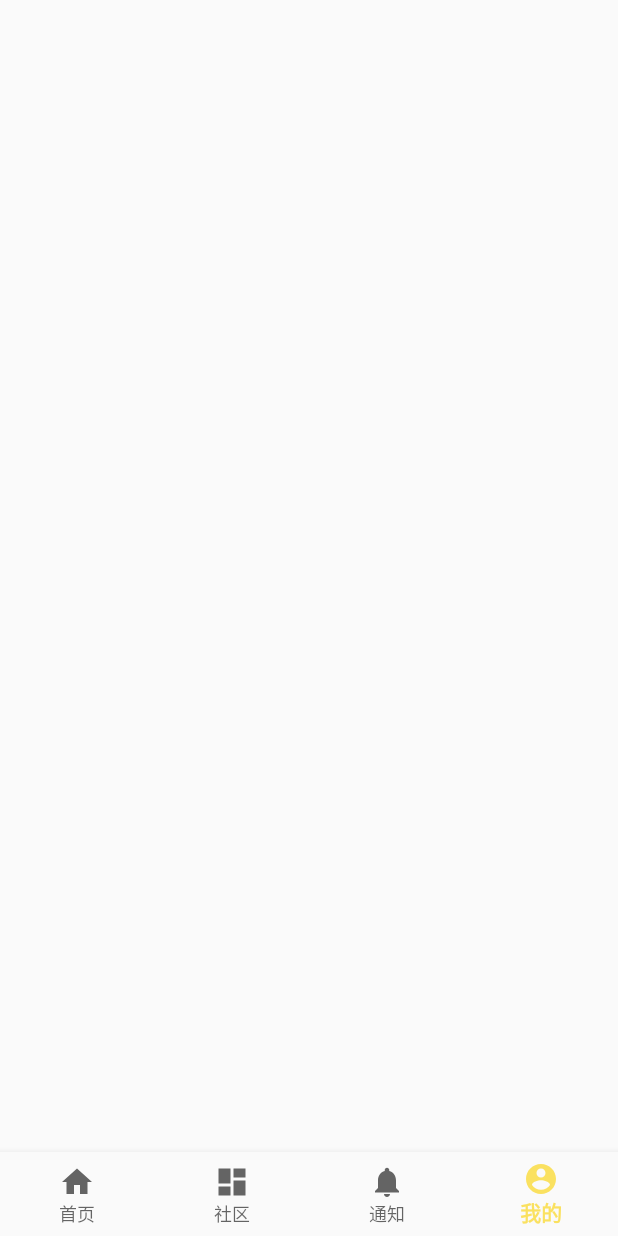
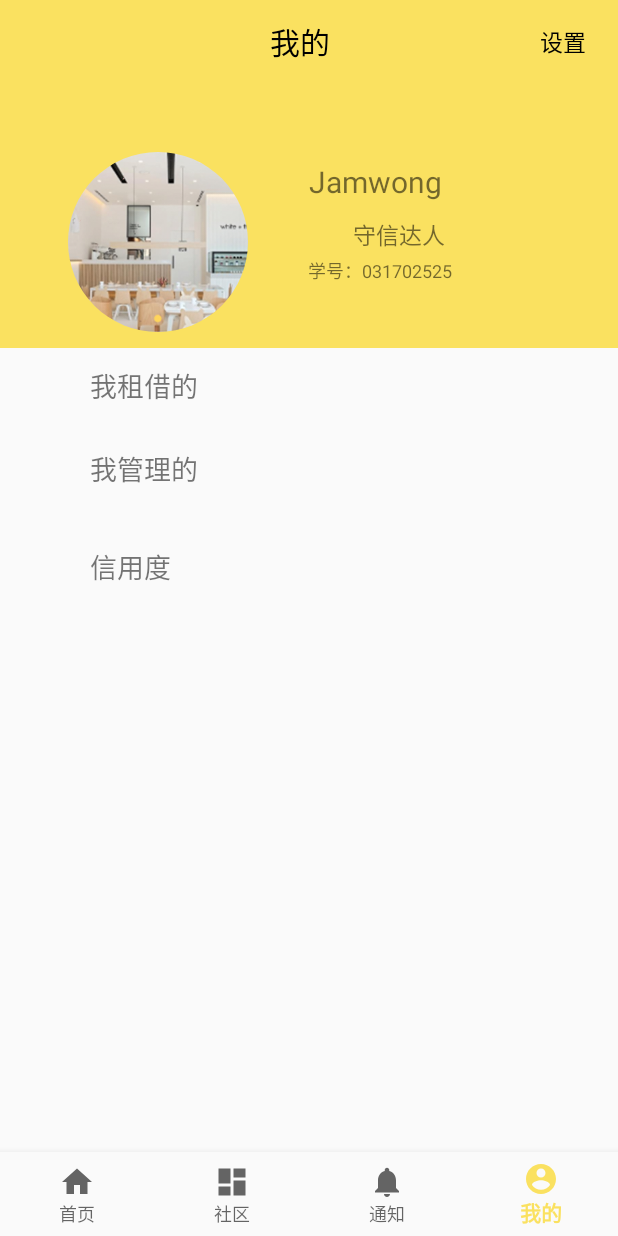
Before and after one commit to qyanzh/FzuBorrow, an Android app: the MainActivity screen opened directly, with no data from a screen before it, item 4 of the bottom bar chosen, on a phone screen of 412 x 824 dp. Run offline under Robolectric (Android 15) with nearby library versions, the phone set to English and light mode, and no system bars; our stand-ins replace CircleImageView.

Commit message:
观鸿-补充了关于我的活动的跳转，管理活动的界面完成，还没有写recy的适配器

```diff
--- a/app/build.gradle
+++ b/app/build.gradle
@@ -29,9 +29,11 @@ dependencies {
     implementation 'androidx.constraintlayout:constraintlayout:1.1.3'
     implementation 'androidx.lifecycle:lifecycle-extensions:2.1.0'
     implementation 'androidx.legacy:legacy-support-v4:1.0.0'
+    implementation 'androidx.preference:preference:1.1.0-alpha05'
     testImplementation 'junit:junit:4.12'
     androidTestImplementation 'androidx.test.ext:junit:1.1.1'
     androidTestImplementation 'androidx.test.espresso:espresso-core:3.2.0'
+    implementation 'de.hdodenhof:circleimageview:2.1.0'
 
     //Retrofit
     implementation 'com.squareup.retrofit2:retrofit:2.6.2'
--- /dev/null
+++ b/app/src/main/res/layout/cg_fragment_mine.xml
@@ -0,0 +1,157 @@
+<?xml version="1.0" encoding="utf-8"?>
+<LinearLayout xmlns:android="http://schemas.android.com/apk/res/android"
+    xmlns:tools="http://schemas.android.com/tools"
+    android:layout_width="match_parent"
+    android:layout_height="wrap_content"
+    android:orientation="vertical">
+
+    <androidx.appcompat.widget.Toolbar
+        android:layout_width="match_parent"
+        android:layout_height="wrap_content"
+        android:background="@color/colorPrimary">
+
+        <TextView
+            android:layout_width="wrap_content"
+            android:layout_height="wrap_content"
+            android:layout_marginLeft="180dp"
+            android:text="我的"
+            android:textColor="#000000"
+            android:textSize="20sp" />
+        <TextView
+            android:id="@+id/mine_setting"
+            android:layout_width="wrap_content"
+            android:layout_height="wrap_content"
+            android:layout_marginLeft="140dp"
+            android:text="设置"
+            android:textColor="#000000"
+            android:textSize="15sp" />
+
+    </androidx.appcompat.widget.Toolbar>
+
+    <LinearLayout
+        android:layout_width="match_parent"
+        android:layout_height="176dp"
+        android:background="@color/colorPrimary"
+        android:orientation="horizontal">
+
+        <de.hdodenhof.circleimageview.CircleImageView
+            android:id="@+id/image_mine_head"
+            android:layout_width="120dp"
+            android:layout_height="120dp"
+            android:layout_marginLeft="45dp"
+            android:layout_marginTop="45dp"
+            android:src="@drawable/banner_placeholder" />
+
+        <LinearLayout
+            android:layout_width="200dp"
+            android:layout_height="120dp"
+            android:layout_marginLeft="20dp"
+            android:layout_marginTop="45dp"
+            android:orientation="vertical">
+
+            <TextView
+                android:id="@+id/mine_name"
+                android:layout_width="130dp"
+                android:layout_height="40dp"
+                android:gravity="center"
+                android:text="Jamwong"
+                android:textSize="20sp" />
+
+            <LinearLayout
+                android:layout_width="150dp"
+                android:layout_height="30dp"
+                android:orientation="horizontal">
+
+                <ImageView
+                    android:id="@+id/image_mine_huizhang"
+                    android:layout_width="30dp"
+                    android:layout_height="match_parent"
+                    android:layout_marginLeft="20dp" />
+
+                <TextView
+                    android:id="@+id/mine_huizhang"
+                    android:layout_width="wrap_content"
+                    android:layout_height="match_parent"
+                    android:gravity="center"
+                    android:text="守信达人"
+                    android:textSize="15sp" />
+            </LinearLayout>
+            <TextView
+                android:id="@+id/mine_number"
+                android:layout_marginLeft="20dp"
+                android:textSize="12sp"
+                android:text="学号：031702525"
+                android:layout_width="match_parent"
+                android:layout_height="30dp"/>
+        </LinearLayout>
+
+    </LinearLayout>
+
+    <LinearLayout
+        android:orientation="vertical"
+        android:layout_width="match_parent"
+        android:layout_height="204dp">
+        <LinearLayout
+            android:id="@+id/Li_mine_borrow"
+            android:orientation="horizontal"
+            android:layout_width="match_parent"
+            android:layout_height="50dp">
+            <ImageView
+                android:id="@+id/image_mine_borrow"
+                android:layout_gravity="center"
+                android:layout_marginLeft="20dp"
+                android:layout_width="30dp"
+                android:layout_height="30dp"/>
+            <TextView
+                android:id="@+id/mine_borrow"
+                android:text="我租借的"
+                android:textSize="18sp"
+                android:gravity="center_vertical"
+                android:layout_marginLeft="10dp"
+                android:layout_width="330dp"
+                android:layout_height="50dp"/>
+        </LinearLayout>
+        <LinearLayout
+            android:id="@+id/Li_mine_manager"
+            android:layout_marginTop="5dp"
+            android:orientation="horizontal"
+            android:layout_width="match_parent"
+            android:layout_height="50dp">
+            <ImageView
+                android:id="@+id/image_mine_manager"
+                android:layout_gravity="center"
+                android:layout_marginLeft="20dp"
+                android:layout_width="30dp"
+                android:layout_height="30dp"/>
+            <TextView
+                android:id="@+id/mine_manager"
+                android:text="我管理的"
+                android:textSize="18sp"
+                android:gravity="center_vertical"
+                android:layout_marginLeft="10dp"
+                android:layout_width="330dp"
+                android:layout_height="50dp"/>
+        </LinearLayout>
+        <LinearLayout
+            android:id="@+id/Li_mine_credit"
+            android:layout_marginTop="15dp"
+            android:orientation="horizontal"
+            android:layout_width="match_parent"
+            android:layout_height="50dp">
+            <ImageView
+                android:id="@+id/image_credit"
+                android:layout_gravity="center"
+                android:layout_marginLeft="20dp"
+                android:layout_width="30dp"
+                android:layout_height="30dp"/>
+            <TextView
+                android:id="@+id/mine_credit"
+                android:text="信用度"
+                android:textSize="18sp"
+                android:gravity="center_vertical"
+                android:layout_marginLeft="10dp"
+                android:layout_width="330dp"
+                android:layout_height="50dp"/>
+        </LinearLayout>
+    </LinearLayout>
+</LinearLayout>
--- a/app/src/main/res/layout/fragment_mine.xml
+++ /dev/null
@@ -1,13 +0,0 @@
-<?xml version="1.0" encoding="utf-8"?>
-<FrameLayout xmlns:android="http://schemas.android.com/apk/res/android"
-    xmlns:tools="http://schemas.android.com/tools"
-    android:layout_width="match_parent"
-    android:layout_height="match_parent"
-    tools:context=".ui.mine.MineFragment">
-
-    <!-- TODO: Update blank fragment layout -->
-    <TextView
-        android:layout_width="match_parent"
-        android:layout_height="match_parent" />
-
-</FrameLayout>
```
Also changed, not shown: app/src/main/AndroidManifest.xml (+6 -2 lines), app/src/main/java/com/seven/fzuborrow/ui/mine/MineBorrowActivity.java (added, +15 -0 lines), app/src/main/java/com/seven/fzuborrow/ui/mine/MineFragment.java (+33 -5 lines), app/src/main/java/com/seven/fzuborrow/ui/mine/MyCreditActivity.java (added, +14 -0 lines), app/src/main/java/com/seven/fzuborrow/ui/mine/MyManagerActivity.java (added, +22 -0 lines), app/src/main/res/drawable/cg_backgroud_hudu.xml (added, +17 -0 lines), app/src/main/res/layout/cg_activity_mine_borrow.xml (added, +14 -0 lines), app/src/main/res/layout/cg_activity_my_credit.xml (added, +9 -0 lines), app/src/main/res/layout/cg_activity_my_manager.xml (added, +46 -0 lines), app/src/main/res/layout/cg_manager_item.xml (added, +90 -0 lines), app/src/main/res/values/strings.xml (+16 -0 lines).
